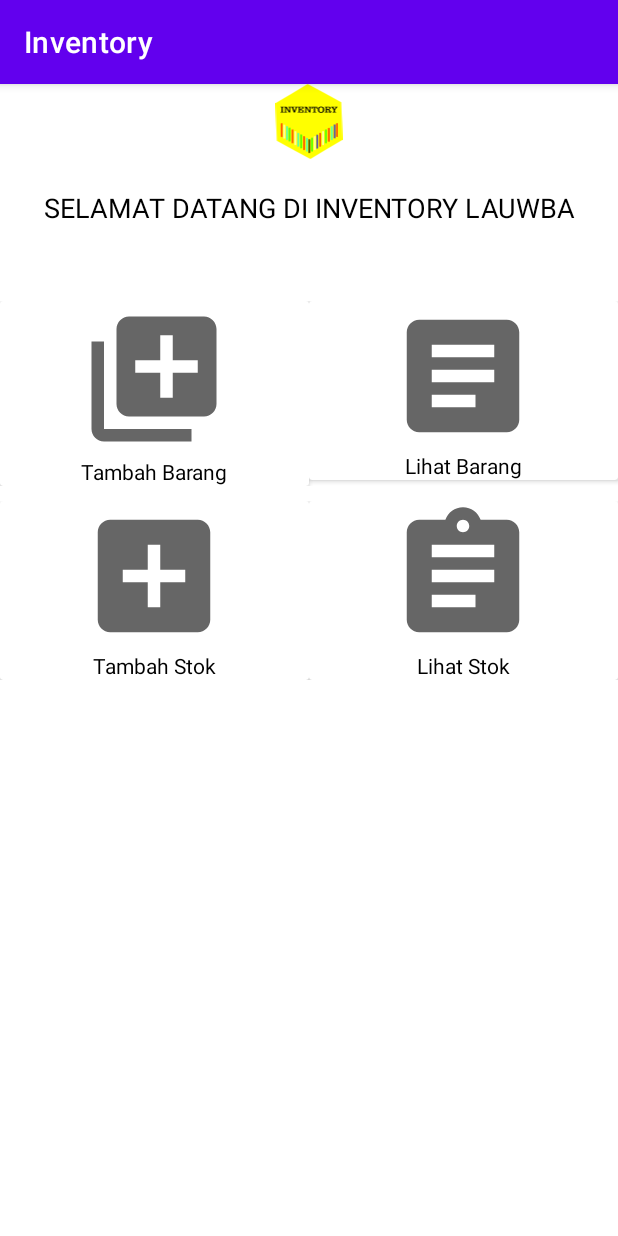
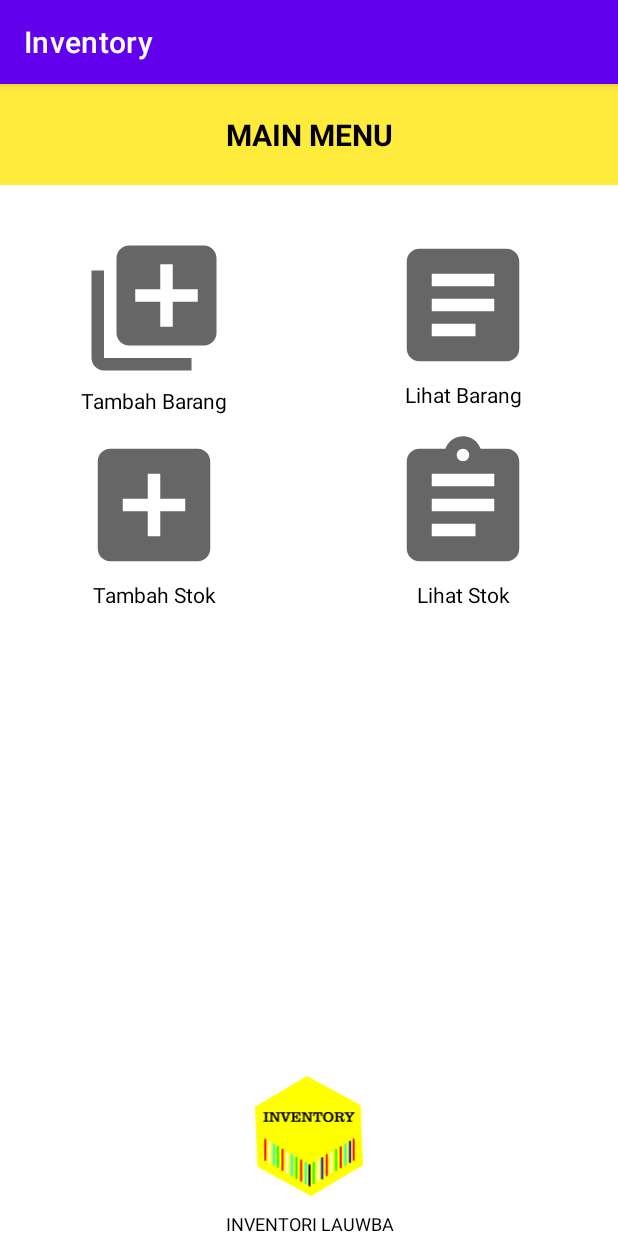
Before and after one commit to Miftakhul1412/Inventory, an Android app: the MainMenuActivity screen opened directly, with no data from a screen before it, on a phone screen of 412 x 824 dp. Run offline under Robolectric (Android 15) with nearby library versions, the phone set to English and light mode, and no system bars.

Commit message:
memperbaiki tampilan di splash screen,main menu dan log in

```diff
--- a/app/src/main/res/layout/activity_main.xml
+++ b/app/src/main/res/layout/activity_main.xml
@@ -27,7 +27,7 @@
         android:gravity="center"
         android:textStyle="bold"
         android:text="Silahkan Log in..."
-        android:textSize="15sp"/>
+        android:textSize="17sp"/>
 
     <ImageView
         android:layout_width="match_parent"
@@ -86,7 +86,8 @@
                 android:layout_gravity="center_horizontal"
                 android:layout_marginTop="8dp"
                 android:backgroundTint="#FFEC47"
-                android:text="Sign In" />
+                android:text="Sign In"
+                android:textColor="@color/black" />
         </LinearLayout>
 
     </RelativeLayout>
--- a/app/src/main/res/layout/activity_main_menu.xml
+++ b/app/src/main/res/layout/activity_main_menu.xml
@@ -5,22 +5,19 @@
     android:layout_width="match_parent"
     android:layout_height="match_parent"
     android:orientation="vertical"
+
     tools:context=".MainMenuActivity">
-    <ImageView
-        android:layout_width="match_parent"
-        android:layout_height="50dp"
-        android:src="@drawable/ic_logo_inventory">
-
-    </ImageView>
 
     <TextView
         android:layout_width="match_parent"
         android:layout_height="wrap_content"
+        android:background="#FFEB3B"
         android:gravity="center"
-        android:text="SELAMAT DATANG DI INVENTORY LAUWBA"
+        android:padding="20dp"
+        android:text="MAIN MENU"
         android:textColor="@color/black"
-        android:padding="20dp"
-        android:textSize="18dp"/>
+        android:textSize="20dp"
+        android:textStyle="bold" />
     <TextView
         android:layout_width="match_parent"
         android:layout_height="wrap_content"
@@ -32,10 +29,11 @@
         android:layout_height="wrap_content"
         android:layout_marginBottom="10dp"
         android:orientation="horizontal"
+        android:layout_gravity="center"
         android:weightSum="2">
 
 
-        <androidx.cardview.widget.CardView
+        <RelativeLayout
             android:id="@+id/tambahBarang"
             android:layout_width="0dp"
             android:layout_height="wrap_content"
@@ -63,9 +61,9 @@
                     android:textColor="@color/black" />
 
             </LinearLayout>
-        </androidx.cardview.widget.CardView>
+        </RelativeLayout>
 
-        <androidx.cardview.widget.CardView
+        <RelativeLayout
             android:id="@+id/lihatbarang"
             android:layout_width="0dp"
             android:layout_height="wrap_content"
@@ -90,7 +88,7 @@
                     android:textColor="@color/black" />
 
             </LinearLayout>
-        </androidx.cardview.widget.CardView>
+        </RelativeLayout>
     </LinearLayout>
 
     <LinearLayout
@@ -101,7 +99,7 @@
         android:weightSum="2">
 
 
-        <androidx.cardview.widget.CardView
+        <RelativeLayout
             android:layout_width="0dp"
             android:layout_height="wrap_content"
             android:layout_weight="1"
@@ -128,9 +126,9 @@
                     android:textColor="@color/black" />
 
             </LinearLayout>
-        </androidx.cardview.widget.CardView>
+        </RelativeLayout>
 
-        <androidx.cardview.widget.CardView
+        <RelativeLayout
             android:layout_width="0dp"
             android:layout_height="wrap_content"
             android:id="@+id/lihatStok"
@@ -157,7 +155,33 @@
                     android:textColor="@color/black" />
 
             </LinearLayout>
-        </androidx.cardview.widget.CardView>
+        </RelativeLayout>
     </LinearLayout>
+    <RelativeLayout
+        android:layout_width="wrap_content"
+        android:layout_height="match_parent"
+        android:gravity="bottom"
+        android:orientation="vertical">
+    <ImageView
+        android:layout_width="100dp"
+        android:layout_height="100dp"
+        android:layout_centerInParent="true"
+        android:id="@+id/logo"
+        android:padding="10dp"
+        android:src="@drawable/ic_logo_inventory" />
+
+    <TextView
+        android:layout_width="match_parent"
+        android:layout_height="wrap_content"
+        android:text="INVENTORI LAUWBA"
+        android:textColor="@color/black"
+        android:layout_below="@id/logo"
+        android:gravity="center"
+        android:textSize="12sp"
+        >
+    </TextView>
+
+
+</RelativeLayout>
 
 </LinearLayout>
--- a/app/src/main/res/layout/activity_splash_screen.xml
+++ b/app/src/main/res/layout/activity_splash_screen.xml
@@ -12,7 +12,7 @@
         android:layout_height="200dp"
         android:layout_centerInParent="true"
         android:id="@+id/logo"
-        android:padding="10dp"
+        android:padding="20dp"
         android:src="@drawable/ic_logo_inventory" />
 
     <ProgressBar
@@ -28,7 +28,7 @@
         android:textColor="@color/black"
         android:gravity="center"
         android:layout_below="@id/logo"
-        android:textSize="16sp"
+        android:textSize="20sp"
         android:textStyle="bold">
     </TextView>
 
```
